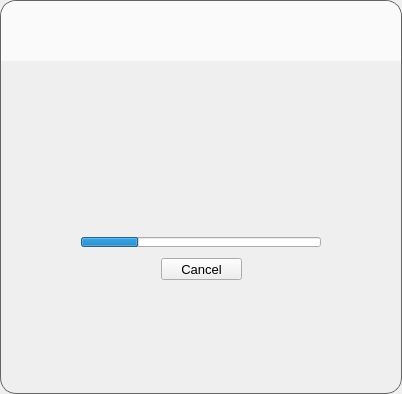
Above: src/MEGASync/gui/win/GuestWidget.ui from meganz/MEGAsync before the change. Below: the same form after it.
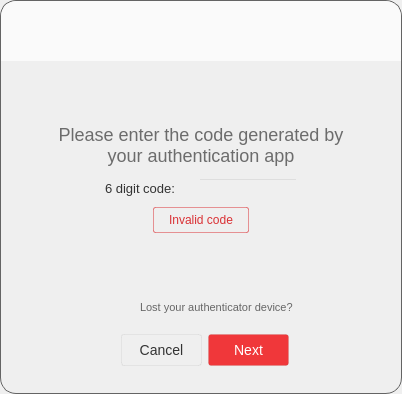
That is the form after the change. The open tabs and pages were chosen to show the change. Icons and pictures are not drawn.

Commit message: [Feature] Improve login UX by integrating login 2FA dialog into login widget.

The edit to the form file:
```diff
--- a/src/MEGASync/gui/win/GuestWidget.ui
+++ b/src/MEGASync/gui/win/GuestWidget.ui
@@ -38,6 +38,17 @@
  border-radius: 16px;
 }
 
+#lError
+{
+    border: 1px solid rgba(218,49,53,0.5);
+    border-radius: 2px;
+    background-color: rgba(240,55,58,0.1);
+    padding: 6px 12px 6px 12px;
+    font-family: &quot;Lato&quot;;
+    font-size: 12px;
+    color:  #DA3135;
+}
+
 QPushButton, QLabel
 {
 font-size: 13px;
@@ -50,7 +61,7 @@
  border-top-right-radius: 16px;
 }
 
-#bMEGA, #bLogoLogging, #bLogoLogin, #bLogoSettingUp
+#bMEGA, #bLogoLogging, #bLogoLogin, #bLogoSettingUp, #bShield
 {
 	border: none;
 }
@@ -67,7 +78,7 @@
 	image: url(://images/tray_preferences_over_ico.png);
 }
 
-#lEmail, #lPassword
+#lEmail, #lPassword, #leCode
 {
      color:rgba(0, 0, 0, 0.4);
 	font-family: &quot;Lato&quot;;
@@ -82,6 +93,13 @@
   color:rgba(51, 51, 51, 0.7);
 }
 
+#lCode
+{
+    color: #333333;
+        font-family: &quot;Lato&quot;;
+        font-size: 13px;
+}
+
 #lDescLogin
 {
   font-family: &quot;Lato&quot;;
@@ -109,6 +127,13 @@
 	font-size: 16px;
 }
 
+#lLostAuthCode
+{
+    color: #666666;
+        font-family: &quot;Lato&quot;;
+        font-size: 11px;
+}
+
 QPushButton
 {
 	padding-right: 12px;
@@ -2053,9 +2078,570 @@
              </item>
             </layout>
            </widget>
-          </item>
-         </layout>
-        </widget>
+           </item>
+          </layout>
+         </widget>
+           <widget class="QWidget" name="pLogin2FA">
+            <property name="styleSheet">
+             <string notr="true">background: transparent;
+   image: none;</string>
+            </property>
+            <layout class="QVBoxLayout" name="verticalLayout_16">
+             <item>
+              <widget class="QWidget" name="wHeader" native="true">
+               <property name="styleSheet">
+                <string notr="true">background: transparent;</string>
+               </property>
+               <layout class="QHBoxLayout" name="horizontalLayout">
+                <property name="leftMargin">
+                 <number>0</number>
+                </property>
+                <property name="topMargin">
+                 <number>0</number>
+                </property>
+                <property name="rightMargin">
+                 <number>0</number>
+                </property>
+                <property name="bottomMargin">
+                 <number>0</number>
+                </property>
+                <item>
+                 <spacer name="horizontalSpacer_2">
+                  <property name="orientation">
+                   <enum>Qt::Horizontal</enum>
+                  </property>
+                  <property name="sizeHint" stdset="0">
+                   <size>
+                    <width>179</width>
+                    <height>20</height>
+                   </size>
+                  </property>
+                 </spacer>
+                </item>
+                <item>
+                 <widget class="QPushButton" name="bShield">
+                  <property name="minimumSize">
+                   <size>
+                    <width>48</width>
+                    <height>48</height>
+                   </size>
+                  </property>
+                  <property name="maximumSize">
+                   <size>
+                    <width>48</width>
+                    <height>48</height>
+                   </size>
+                  </property>
+                  <property name="focusPolicy">
+                   <enum>Qt::NoFocus</enum>
+                  </property>
+                  <property name="text">
+                   <string/>
+                  </property>
+                  <property name="icon">
+                   <iconset>
+                    <normalon>:/images/shield.png</normalon>
+                   </iconset>
+                  </property>
+                  <property name="iconSize">
+                   <size>
+                    <width>48</width>
+                    <height>48</height>
+                   </size>
+                  </property>
+                 </widget>
+                </item>
+                <item>
+                 <spacer name="horizontalSpacer_3">
+                  <property name="orientation">
+                   <enum>Qt::Horizontal</enum>
+                  </property>
+                  <property name="sizeHint" stdset="0">
+                   <size>
+                    <width>179</width>
+                    <height>20</height>
+                   </size>
+                  </property>
+                 </spacer>
+                </item>
+               </layout>
+              </widget>
+             </item>
+             <item>
+              <widget class="QWidget" name="wDesc" native="true">
+               <layout class="QHBoxLayout" name="horizontalLayout_3">
+                <property name="spacing">
+                 <number>0</number>
+                </property>
+                <property name="leftMargin">
+                 <number>30</number>
+                </property>
+                <property name="topMargin">
+                 <number>0</number>
+                </property>
+                <property name="rightMargin">
+                 <number>30</number>
+                </property>
+                <property name="bottomMargin">
+                 <number>0</number>
+                </property>
+                <item>
+                 <widget class="QLabel" name="lDesc">
+                  <property name="text">
+                   <string>Please enter the code generated by your authentication app</string>
+                  </property>
+                  <property name="alignment">
+                   <set>Qt::AlignCenter</set>
+                  </property>
+                  <property name="wordWrap">
+                   <bool>true</bool>
+                  </property>
+                 </widget>
+                </item>
+               </layout>
+              </widget>
+             </item>
+             <item>
+              <widget class="QWidget" name="w2FACode" native="true">
+               <layout class="QVBoxLayout" name="verticalLayout">
+                <property name="spacing">
+                 <number>9</number>
+                </property>
+                <property name="leftMargin">
+                 <number>0</number>
+                </property>
+                <property name="topMargin">
+                 <number>4</number>
+                </property>
+                <property name="rightMargin">
+                 <number>0</number>
+                </property>
+                <property name="bottomMargin">
+                 <number>3</number>
+                </property>
+                <item>
+                 <widget class="QWidget" name="wCode" native="true">
+                  <property name="minimumSize">
+                   <size>
+                    <width>0</width>
+                    <height>22</height>
+                   </size>
+                  </property>
+                  <property name="maximumSize">
+                   <size>
+                    <width>16777215</width>
+                    <height>22</height>
+                   </size>
+                  </property>
+                  <layout class="QHBoxLayout" name="horizontalLayout_4">
+                   <property name="spacing">
+                    <number>23</number>
+                   </property>
+                   <property name="leftMargin">
+                    <number>0</number>
+                   </property>
+                   <property name="topMargin">
+                    <number>2</number>
+                   </property>
+                   <property name="rightMargin">
+                    <number>0</number>
+                   </property>
+                   <property name="bottomMargin">
+                    <number>0</number>
+                   </property>
+                   <item>
+                    <spacer name="horizontalSpacer_6">
+                     <property name="orientation">
+                      <enum>Qt::Horizontal</enum>
+                     </property>
+                     <property name="sizeHint" stdset="0">
+                      <size>
+                       <width>13</width>
+                       <height>20</height>
+                      </size>
+                     </property>
+                    </spacer>
+                   </item>
+                   <item>
+                    <widget class="QLabel" name="lCode">
+                     <property name="sizePolicy">
+                      <sizepolicy hsizetype="Fixed" vsizetype="Preferred">
+                       <horstretch>0</horstretch>
+                       <verstretch>0</verstretch>
+                      </sizepolicy>
+                     </property>
+                     <property name="minimumSize">
+                      <size>
+                       <width>0</width>
+                       <height>20</height>
+                      </size>
+                     </property>
+                     <property name="maximumSize">
+                      <size>
+                       <width>16777215</width>
+                       <height>20</height>
+                      </size>
+                     </property>
+                     <property name="text">
+                      <string>6 digit code:</string>
+                     </property>
+                     <property name="alignment">
+                      <set>Qt::AlignLeading|Qt::AlignLeft|Qt::AlignVCenter</set>
+                     </property>
+                    </widget>
+                   </item>
+                   <item>
+                    <widget class="QLineEdit" name="leCode">
+                     <property name="minimumSize">
+                      <size>
+                       <width>100</width>
+                       <height>20</height>
+                      </size>
+                     </property>
+                     <property name="maximumSize">
+                      <size>
+                       <width>100</width>
+                       <height>20</height>
+                      </size>
+                     </property>
+                    </widget>
+                   </item>
+                   <item>
+                    <spacer name="horizontalSpacer_7">
+                     <property name="orientation">
+                      <enum>Qt::Horizontal</enum>
+                     </property>
+                     <property name="sizeHint" stdset="0">
+                      <size>
+                       <width>13</width>
+                       <height>20</height>
+                      </size>
+                     </property>
+                    </spacer>
+                   </item>
+                  </layout>
+                 </widget>
+                </item>
+                <item>
+                 <widget class="QWidget" name="wError" native="true">
+                  <property name="minimumSize">
+                   <size>
+                    <width>0</width>
+                    <height>26</height>
+                   </size>
+                  </property>
+                  <property name="maximumSize">
+                   <size>
+                    <width>16777215</width>
+                    <height>26</height>
+                   </size>
+                  </property>
+                  <layout class="QHBoxLayout" name="horizontalLayout_5">
+                   <property name="spacing">
+                    <number>0</number>
+                   </property>
+                   <property name="leftMargin">
+                    <number>0</number>
+                   </property>
+                   <property name="topMargin">
+                    <number>0</number>
+                   </property>
+                   <property name="rightMargin">
+                    <number>0</number>
+                   </property>
+                   <property name="bottomMargin">
+                    <number>0</number>
+                   </property>
+                   <item>
+                    <spacer name="horizontalSpacer_4">
+                     <property name="orientation">
+                      <enum>Qt::Horizontal</enum>
+                     </property>
+                     <property name="sizeHint" stdset="0">
+                      <size>
+                       <width>158</width>
+                       <height>20</height>
+                      </size>
+                     </property>
+                    </spacer>
+                   </item>
+                   <item>
+                    <widget class="QLabel" name="lError">
+                     <property name="minimumSize">
+                      <size>
+                       <width>0</width>
+                       <height>26</height>
+                      </size>
+                     </property>
+                     <property name="maximumSize">
+                      <size>
+                       <width>16777215</width>
+                       <height>26</height>
+                      </size>
+                     </property>
+                     <property name="text">
+                      <string>Invalid code</string>
+                     </property>
+                    </widget>
+                   </item>
+                   <item>
+                    <spacer name="horizontalSpacer_5">
+                     <property name="orientation">
+                      <enum>Qt::Horizontal</enum>
+                     </property>
+                     <property name="sizeHint" stdset="0">
+                      <size>
+                       <width>158</width>
+                       <height>20</height>
+                      </size>
+                     </property>
+                    </spacer>
+                   </item>
+                  </layout>
+                 </widget>
+                </item>
+               </layout>
+              </widget>
+             </item>
+             <item>
+              <spacer name="verticalSpacer_3">
+               <property name="orientation">
+                <enum>Qt::Vertical</enum>
+               </property>
+               <property name="sizeHint" stdset="0">
+                <size>
+                 <width>20</width>
+                 <height>40</height>
+                </size>
+               </property>
+              </spacer>
+             </item>
+             <item>
+              <layout class="QHBoxLayout" name="horizontalLayout_13">
+               <item>
+                <spacer name="horizontalSpacer_21">
+                 <property name="orientation">
+                  <enum>Qt::Horizontal</enum>
+                 </property>
+                 <property name="sizeHint" stdset="0">
+                  <size>
+                   <width>40</width>
+                   <height>20</height>
+                  </size>
+                 </property>
+                </spacer>
+               </item>
+               <item>
+                <widget class="QPushButton" name="wHelp">
+                 <property name="minimumSize">
+                  <size>
+                   <width>0</width>
+                   <height>0</height>
+                  </size>
+                 </property>
+                 <property name="maximumSize">
+                  <size>
+                   <width>16777215</width>
+                   <height>16777215</height>
+                  </size>
+                 </property>
+                 <property name="styleSheet">
+                  <string notr="true">border: none;
+         </string>
+                 </property>
+                 <property name="text">
+                  <string notr="true"/>
+                 </property>
+                 <property name="icon">
+                  <iconset resource="../Resources_linux.qrc">
+                   <normaloff>:/images/help_ico.png</normaloff>:/images/help_ico.png</iconset>
+                 </property>
+                 <property name="iconSize">
+                  <size>
+                   <width>24</width>
+                   <height>24</height>
+                  </size>
+                 </property>
+                </widget>
+               </item>
+               <item>
+                <widget class="QLabel" name="lLostAuthCode">
+                 <property name="sizePolicy">
+                  <sizepolicy hsizetype="Fixed" vsizetype="Maximum">
+                   <horstretch>0</horstretch>
+                   <verstretch>0</verstretch>
+                  </sizepolicy>
+                 </property>
+                 <property name="minimumSize">
+                  <size>
+                   <width>187</width>
+                   <height>0</height>
+                  </size>
+                 </property>
+                 <property name="cursor">
+                  <cursorShape>PointingHandCursor</cursorShape>
+                 </property>
+                 <property name="text">
+                  <string>Lost your authenticator device?</string>
+                 </property>
+                 <property name="textFormat">
+                  <enum>Qt::RichText</enum>
+                 </property>
+                 <property name="alignment">
+                  <set>Qt::AlignLeading|Qt::AlignLeft|Qt::AlignVCenter</set>
+                 </property>
+                 <property name="wordWrap">
+                  <bool>true</bool>
+                 </property>
+                 <property name="openExternalLinks">
+                  <bool>true</bool>
+                 </property>
+                 <property name="textInteractionFlags">
+                  <set>Qt::TextBrowserInteraction</set>
+                 </property>
+                </widget>
+               </item>
+               <item>
+                <spacer name="horizontalSpacer_16">
+                 <property name="orientation">
+                  <enum>Qt::Horizontal</enum>
+                 </property>
+                 <property name="sizeHint" stdset="0">
+                  <size>
+                   <width>40</width>
+                   <height>20</height>
+                  </size>
+                 </property>
+                </spacer>
+               </item>
+              </layout>
+             </item>
+             <item>
+              <widget class="QWidget" name="bLayout" native="true">
+               <property name="minimumSize">
+                <size>
+                 <width>0</width>
+                 <height>60</height>
+                </size>
+               </property>
+               <property name="maximumSize">
+                <size>
+                 <width>16777215</width>
+                 <height>60</height>
+                </size>
+               </property>
+               <layout class="QHBoxLayout" name="horizontalLayout_2">
+                <property name="spacing">
+                 <number>6</number>
+                </property>
+                <property name="leftMargin">
+                 <number>32</number>
+                </property>
+                <property name="topMargin">
+                 <number>10</number>
+                </property>
+                <property name="rightMargin">
+                 <number>24</number>
+                </property>
+                <property name="bottomMargin">
+                 <number>18</number>
+                </property>
+                <item>
+                 <spacer name="horizontalSpacer">
+                  <property name="orientation">
+                   <enum>Qt::Horizontal</enum>
+                  </property>
+                  <property name="sizeHint" stdset="0">
+                   <size>
+                    <width>10</width>
+                    <height>20</height>
+                   </size>
+                  </property>
+                 </spacer>
+                </item>
+                <item>
+                 <widget class="QPushButton" name="bLoging2FaCancel">
+                  <property name="minimumSize">
+                   <size>
+                    <width>81</width>
+                    <height>22</height>
+                   </size>
+                  </property>
+                  <property name="cursor">
+                   <cursorShape>PointingHandCursor</cursorShape>
+                  </property>
+                  <property name="styleSheet">
+                   <string notr="true">#bLoging2FaCancel
+   {
+   background-color: qlineargradient(x1: 0, y1: 0, x2: 0, y2: 1,
+                                     stop: 0 #ffffff, stop: 1 #fcfcfc);
+   border-radius: 3px;
+   border: 1px solid rgba(0, 0, 0, 5%);
+   padding: 7px 14px 7px 14px;
+   font-family: &quot;Lato&quot;;
+   font-size: 14px;
+   color: #333333;
+
+   }</string>
+                  </property>
+                  <property name="text">
+                   <string>Cancel</string>
+                  </property>
+                 </widget>
+                </item>
+                <item>
+                 <widget class="QPushButton" name="bLogin2FaNext">
+                  <property name="minimumSize">
+                   <size>
+                    <width>81</width>
+                    <height>22</height>
+                   </size>
+                  </property>
+                  <property name="cursor">
+                   <cursorShape>PointingHandCursor</cursorShape>
+                  </property>
+                  <property name="styleSheet">
+                   <string notr="true">#bLogin2FaNext
+   {
+   background-color: #F0373A;
+   border-radius: 3px;
+   border: 1px solid rgba(0, 0, 0, 5%);
+   padding: 7px 14px 7px 14px;
+   font-family: &quot;Lato&quot;;
+   font-size: 14px;
+   color: #ffffff;
+
+   }</string>
+                  </property>
+                  <property name="text">
+                   <string>Next</string>
+                  </property>
+                  <property name="autoDefault">
+                   <bool>true</bool>
+                  </property>
+                  <property name="default">
+                   <bool>true</bool>
+                  </property>
+                 </widget>
+                </item>
+                <item>
+                 <spacer name="horizontalSpacer_15">
+                  <property name="orientation">
+                   <enum>Qt::Horizontal</enum>
+                  </property>
+                  <property name="sizeHint" stdset="0">
+                   <size>
+                    <width>10</width>
+                    <height>20</height>
+                   </size>
+                  </property>
+                 </spacer>
+                </item>
+               </layout>
+              </widget>
+             </item>
+            </layout>
+           </widget>
        </widget>
       </item>
      </layout>
```
The commit also changes 4 other files.
